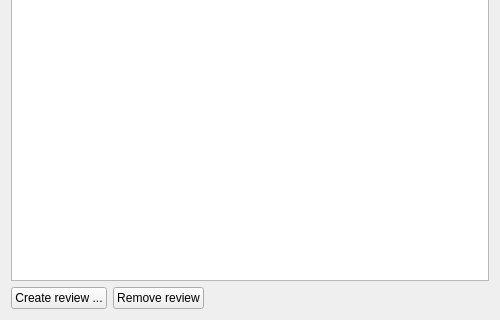
The window that src/3rdparty/traceability/reviews/reviewswidget.ui (esa/spacecreator) describes before a commit, drawn with Qt 5; both pictures show x 0 to 500 and y 180 to 500 of the 500 by 500 pixel window.
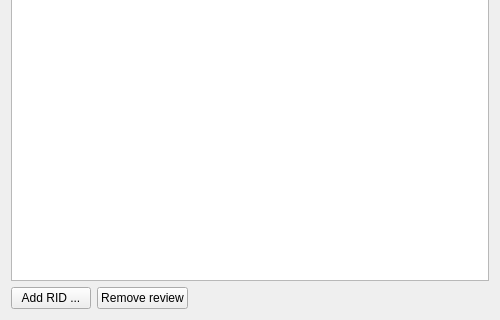
The same window after the commit. Custom widgets are drawn as their Qt base class.

Commit message: Renamed Create Review to Add RID

Patch:
```diff
--- a/src/3rdparty/traceability/reviews/reviewswidget.ui
+++ b/src/3rdparty/traceability/reviews/reviewswidget.ui
@@ -129,7 +129,7 @@
      <item>
       <widget class="QPushButton" name="createReviewButton">
        <property name="text">
-        <string>Create review ...</string>
+        <string>Add RID ...</string>
        </property>
       </widget>
      </item>
```
Left out of the diff: 3 changed lines with no effect on the pictures. The commit also changes 1 other file.
